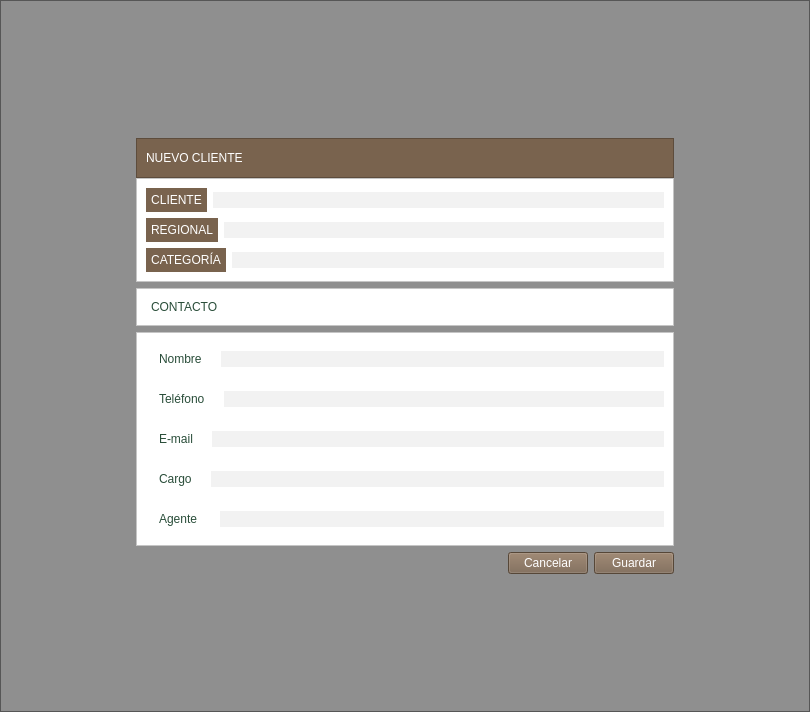
Qt form new.ui (altitude-solutions/Camino_Real_Desktop) before a commit.
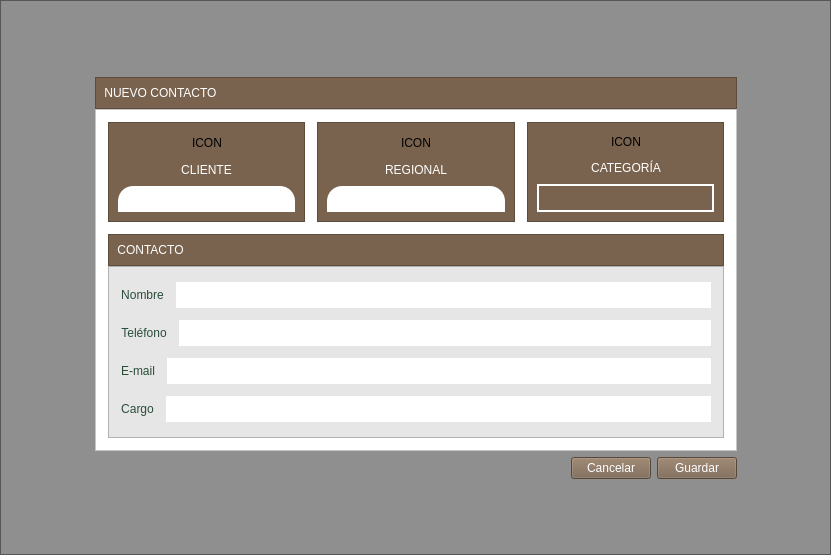
The same form after that commit.

What changed in the file:
```diff
--- a/new.ui
+++ b/new.ui
@@ -6,17 +6,14 @@
    <rect>
     <x>0</x>
     <y>0</y>
-    <width>810</width>
-    <height>712</height>
+    <width>831</width>
+    <height>555</height>
    </rect>
   </property>
   <property name="windowTitle">
    <string>Form</string>
   </property>
-  <layout class="QHBoxLayout" name="horizontalLayout_5">
-   <property name="spacing">
-    <number>0</number>
-   </property>
+  <layout class="QHBoxLayout" name="horizontalLayout_17">
    <property name="leftMargin">
     <number>0</number>
    </property>
@@ -30,9 +27,9 @@
     <number>0</number>
    </property>
    <item>
-    <widget class="QFrame" name="frame_5">
+    <widget class="QFrame" name="frame_8">
      <property name="styleSheet">
-      <string notr="true">background-color:rgba(0,0,0,40%);</string>
+      <string notr="true">background-color:rgba(0,0,0,40%)</string>
      </property>
      <property name="frameShape">
       <enum>QFrame::StyledPanel</enum>
@@ -40,63 +37,127 @@
      <property name="frameShadow">
       <enum>QFrame::Raised</enum>
      </property>
-     <layout class="QVBoxLayout" name="verticalLayout_5">
+     <layout class="QVBoxLayout" name="verticalLayout_9">
       <item>
-       <spacer name="verticalSpacer">
+       <spacer name="verticalSpacer_2">
         <property name="orientation">
          <enum>Qt::Vertical</enum>
         </property>
         <property name="sizeHint" stdset="0">
          <size>
-          <width>478</width>
-          <height>37</height>
+          <width>20</width>
+          <height>18</height>
          </size>
         </property>
        </spacer>
       </item>
+      <item>
+       <layout class="QHBoxLayout" name="horizontalLayout_16">
+        <item>
+         <spacer name="horizontalSpacer_16">
+          <property name="orientation">
+           <enum>Qt::Horizontal</enum>
+          </property>
+          <property name="sizeHint" stdset="0">
+           <size>
+            <width>40</width>
+            <height>20</height>
+           </size>
+          </property>
+         </spacer>
+        </item>
+        <item>
+         <layout class="QVBoxLayout" name="verticalLayout_8">
+          <item>
+           <layout class="QVBoxLayout" name="verticalLayout_7">
+            <property name="spacing">
+             <number>0</number>
+            </property>
+            <item>
+             <widget class="QFrame" name="frame_7">
+              <property name="styleSheet">
+               <string notr="true">background-color:#79634E;</string>
+              </property>
+              <property name="frameShape">
+               <enum>QFrame::StyledPanel</enum>
+              </property>
+              <property name="frameShadow">
+               <enum>QFrame::Raised</enum>
+              </property>
+              <layout class="QHBoxLayout" name="horizontalLayout_14">
+               <property name="leftMargin">
+                <number>8</number>
+               </property>
+               <property name="topMargin">
+                <number>8</number>
+               </property>
+               <property name="rightMargin">
+                <number>8</number>
+               </property>
+               <property name="bottomMargin">
+                <number>8</number>
+               </property>
+               <item>
+                <widget class="QLabel" name="label_10">
+                 <property name="styleSheet">
+                  <string notr="true">font: 12pt &quot;MS Shell Dlg 2&quot;;
+color:white;</string>
+                 </property>
+                 <property name="text">
+                  <string>NUEVO CONTACTO</string>
+                 </property>
+                 <property name="alignment">
+                  <set>Qt::AlignCenter</set>
+                 </property>
+                </widget>
+               </item>
+               <item>
+                <spacer name="horizontalSpacer_14">
+                 <property name="orientation">
+                  <enum>Qt::Horizontal</enum>
+                 </property>
+                 <property name="sizeHint" stdset="0">
+                  <size>
+                   <width>504</width>
+                   <height>14</height>
+                  </size>
+                 </property>
+                </spacer>
+               </item>
+              </layout>
+             </widget>
+            </item>
+            <item>
+             <widget class="QFrame" name="frame">
+              <property name="styleSheet">
+               <string notr="true">background-color:white;</string>
+              </property>
+              <property name="frameShape">
+               <enum>QFrame::StyledPanel</enum>
+              </property>
+              <property name="frameShadow">
+               <enum>QFrame::Raised</enum>
+              </property>
+              <layout class="QVBoxLayout" name="verticalLayout_6">
+               <property name="spacing">
+                <number>12</number>
+               </property>
+               <property name="leftMargin">
+                <number>12</number>
+               </property>
+               <property name="topMargin">
+                <number>12</number>
+               </property>
+               <property name="rightMargin">
+                <number>12</number>
+               </property>
+               <property name="bottomMargin">
+                <number>12</number>
+               </property>
       <item>
        <layout class="QHBoxLayout" name="horizontalLayout_13">
-        <item>
-         <spacer name="horizontalSpacer_7">
-          <property name="orientation">
-           <enum>Qt::Horizontal</enum>
-          </property>
-          <property name="sizeHint" stdset="0">
-           <size>
-            <width>40</width>
-            <height>20</height>
-           </size>
-          </property>
-         </spacer>
-        </item>
-        <item>
-         <widget class="QFrame" name="frame_4">
-          <property name="styleSheet">
-           <string notr="true">background-color:transparent</string>
-          </property>
-          <property name="frameShape">
-           <enum>QFrame::StyledPanel</enum>
-          </property>
-          <property name="frameShadow">
-           <enum>QFrame::Raised</enum>
-          </property>
-          <layout class="QVBoxLayout" name="verticalLayout_4">
-           <property name="leftMargin">
-            <number>0</number>
-           </property>
-           <property name="topMargin">
-            <number>0</number>
-           </property>
-           <property name="rightMargin">
-            <number>0</number>
-           </property>
-           <property name="bottomMargin">
-            <number>0</number>
-           </property>
-           <item>
-            <layout class="QVBoxLayout" name="verticalLayout_3">
              <property name="spacing">
-              <number>0</number>
+                  <number>12</number>
              </property>
              <item>
               <widget class="QFrame" name="frame_2">
@@ -109,18 +170,9 @@
                <property name="frameShadow">
                 <enum>QFrame::Raised</enum>
                </property>
+                   <layout class="QVBoxLayout" name="verticalLayout">
+                    <item>
                <layout class="QHBoxLayout" name="horizontalLayout">
-                <item>
-                 <widget class="QLabel" name="label_9">
-                  <property name="styleSheet">
-                   <string notr="true">font: 12pt &quot;MS Shell Dlg 2&quot;;
-color: white;</string>
-                  </property>
-                  <property name="text">
-                   <string>NUEVO CLIENTE</string>
-                  </property>
-                 </widget>
-                </item>
                 <item>
                  <spacer name="horizontalSpacer">
                   <property name="orientation">
@@ -128,41 +180,54 @@
                   </property>
                   <property name="sizeHint" stdset="0">
                    <size>
-                    <width>421</width>
+                          <width>40</width>
                     <height>20</height>
                    </size>
                   </property>
                  </spacer>
                 </item>
-               </layout>
+                      <item>
+                       <widget class="QLabel" name="icon_cliente">
+                        <property name="text">
+                         <string>ICON</string>
+                        </property>
               </widget>
              </item>
              <item>
-              <widget class="QFrame" name="frame">
-               <property name="styleSheet">
-                <string notr="true">background-color:white;</string>
-               </property>
-               <property name="frameShape">
-                <enum>QFrame::StyledPanel</enum>
-               </property>
-               <property name="frameShadow">
-                <enum>QFrame::Raised</enum>
-               </property>
-               <layout class="QVBoxLayout" name="verticalLayout">
+                       <spacer name="horizontalSpacer_2">
+                        <property name="orientation">
+                         <enum>Qt::Horizontal</enum>
+                        </property>
+                        <property name="sizeHint" stdset="0">
+                         <size>
+                          <width>40</width>
+                          <height>20</height>
+                         </size>
+                        </property>
+                       </spacer>
+                      </item>
+                     </layout>
+                    </item>
                 <item>
                  <layout class="QHBoxLayout" name="horizontalLayout_2">
+                      <item>
+                       <spacer name="horizontalSpacer_3">
+                        <property name="orientation">
+                         <enum>Qt::Horizontal</enum>
+                        </property>
+                        <property name="sizeHint" stdset="0">
+                         <size>
+                          <width>40</width>
+                          <height>20</height>
+                         </size>
+                        </property>
+                       </spacer>
+                      </item>
                   <item>
                    <widget class="QLabel" name="label_2">
                     <property name="styleSheet">
-                     <string notr="true">background-color:#79634E;
-min-width:6em;
-max-width:6em;
-min-height:1.5em;
-max-height:1.5em;
-padding:5px;
-color:white;
-font: 10pt &quot;MS Shell Dlg 2&quot;;
-</string>
+                         <string notr="true">font: 12pt &quot;MS Shell Dlg 2&quot;;
+color:white;</string>
                     </property>
                     <property name="text">
                      <string>CLIENTE</string>
@@ -173,33 +238,140 @@
                    </widget>
                   </item>
                   <item>
-                   <widget class="QLineEdit" name="cliente">
+                       <spacer name="horizontalSpacer_4">
+                        <property name="orientation">
+                         <enum>Qt::Horizontal</enum>
+                        </property>
+                        <property name="sizeHint" stdset="0">
+                         <size>
+                          <width>40</width>
+                          <height>20</height>
+                         </size>
+                        </property>
+                       </spacer>
+                      </item>
+                     </layout>
+                    </item>
+                    <item>
+                     <widget class="QComboBox" name="cliente">
                     <property name="styleSheet">
-                     <string notr="true">background-color:#F2F2F2;
-font: 12pt &quot;MS Shell Dlg 2&quot;;
-border:0px solid;
-min-height:1.5em;
-max-height:1.5em;
-color: #294D39;</string>
+                       <string notr="true">QComboBox::hover {
+	background-color:white;
+	border-top-left-radius:15px;
+	border-top-right-radius:15px;
+	color: #294D39;
+	font: 12pt &quot;MS Shell Dlg 2&quot;;
+	padding:5px;	
+	min-height:1.8em;
+}
+
+QComboBox::focus {
+	background-color:white;
+	border-top-left-radius:15px;
+	border-top-right-radius:15px;
+	color: #294D39;
+	font: 12pt &quot;MS Shell Dlg 2&quot;;
+	padding:5px;	
+	min-height:1.8em;
+}
+
+QComboBox::drop-down  {
+	border:0px;
+}
+
+QComboBox{
+	background-color:white;
+	border-top-left-radius:15px;
+	border-top-right-radius:15px;
+	color: #294D39;
+	font: 12pt &quot;MS Shell Dlg 2&quot;;
+	padding:5px;	
+	min-height:1.8em;
+}
+
+QListView{
+	background-color:white;
+	color:#294D39;
+	font: 12pt &quot;MS Shell Dlg 2&quot;;
+	padding:5px;
+}
+
+</string>
                     </property>
                    </widget>
                   </item>
                  </layout>
-                </item>
+                  </widget>
+                 </item>
+                 <item>
+                  <widget class="QFrame" name="frame_3">
+                   <property name="styleSheet">
+                    <string notr="true">background-color:#79634E;</string>
+                   </property>
+                   <property name="frameShape">
+                    <enum>QFrame::StyledPanel</enum>
+                   </property>
+                   <property name="frameShadow">
+                    <enum>QFrame::Raised</enum>
+                   </property>
+                   <layout class="QVBoxLayout" name="verticalLayout_2">
                 <item>
                  <layout class="QHBoxLayout" name="horizontalLayout_3">
                   <item>
+                       <spacer name="horizontalSpacer_5">
+                        <property name="orientation">
+                         <enum>Qt::Horizontal</enum>
+                        </property>
+                        <property name="sizeHint" stdset="0">
+                         <size>
+                          <width>40</width>
+                          <height>20</height>
+                         </size>
+                        </property>
+                       </spacer>
+                      </item>
+                      <item>
+                       <widget class="QLabel" name="icon_regional">
+                        <property name="text">
+                         <string>ICON</string>
+                        </property>
+                       </widget>
+                      </item>
+                      <item>
+                       <spacer name="horizontalSpacer_6">
+                        <property name="orientation">
+                         <enum>Qt::Horizontal</enum>
+                        </property>
+                        <property name="sizeHint" stdset="0">
+                         <size>
+                          <width>40</width>
+                          <height>20</height>
+                         </size>
+                        </property>
+                       </spacer>
+                      </item>
+                     </layout>
+                    </item>
+                    <item>
+                     <layout class="QHBoxLayout" name="horizontalLayout_4">
+                      <item>
+                       <spacer name="horizontalSpacer_7">
+                        <property name="orientation">
+                         <enum>Qt::Horizontal</enum>
+                        </property>
+                        <property name="sizeHint" stdset="0">
+                         <size>
+                          <width>40</width>
+                          <height>20</height>
+                         </size>
+                        </property>
+                       </spacer>
+                      </item>
+                      <item>
                    <widget class="QLabel" name="label_3">
                     <property name="styleSheet">
-                     <string notr="true">background-color:#79634E;
-min-width:6em;
-max-width:6em;
-min-height:1.5em;
-max-height:1.5em;
-padding:5px;
-color:white;
-font: 10pt &quot;MS Shell Dlg 2&quot;;
-</string>
+                         <string notr="true">font: 12pt &quot;MS Shell Dlg 2&quot;;
+color:white;</string>
                     </property>
                     <property name="text">
                      <string>REGIONAL</string>
@@ -210,34 +382,140 @@
                    </widget>
                   </item>
                   <item>
-                   <widget class="QLineEdit" name="sucursal">
+                       <spacer name="horizontalSpacer_8">
+                        <property name="orientation">
+                         <enum>Qt::Horizontal</enum>
+                        </property>
+                        <property name="sizeHint" stdset="0">
+                         <size>
+                          <width>40</width>
+                          <height>20</height>
+                         </size>
+                        </property>
+                       </spacer>
+                      </item>
+                     </layout>
+                    </item>
+                    <item>
+                     <widget class="QComboBox" name="regional_box">
                     <property name="styleSheet">
-                     <string notr="true">background-color:#F2F2F2;
-font: 12pt &quot;MS Shell Dlg 2&quot;;
-border:0px solid;
-min-height:1.5em;
-max-height:1.5em;
-color: #294D39;
+                       <string notr="true">QComboBox::hover {
+	background-color:white;
+	border-top-left-radius:15px;
+	border-top-right-radius:15px;
+	color: #294D39;
+	font: 12pt &quot;MS Shell Dlg 2&quot;;
+	padding:5px;	
+	min-height:1.8em;
+}
+
+QComboBox::focus {
+	background-color:white;
+	border-top-left-radius:15px;
+	border-top-right-radius:15px;
+	color: #294D39;
+	font: 12pt &quot;MS Shell Dlg 2&quot;;
+	padding:5px;	
+	min-height:1.8em;
+}
+
+QComboBox::drop-down  {
+	border:0px;
+}
+
+QComboBox{
+	background-color:white;
+	border-top-left-radius:15px;
+	border-top-right-radius:15px;
+	color: #294D39;
+	font: 12pt &quot;MS Shell Dlg 2&quot;;
+	padding:5px;	
+	min-height:1.8em;
+}
+
+QListView{
+	background-color:white;
+	color:#294D39;
+	font: 12pt &quot;MS Shell Dlg 2&quot;;
+	padding:5px;
+}
+
 </string>
                     </property>
                    </widget>
                   </item>
                  </layout>
+                  </widget>
                 </item>
                 <item>
-                 <layout class="QHBoxLayout" name="horizontalLayout_4">
+                  <widget class="QFrame" name="frame_4">
+                   <property name="styleSheet">
+                    <string notr="true">background-color:#79634E;</string>
+                   </property>
+                   <property name="frameShape">
+                    <enum>QFrame::StyledPanel</enum>
+                   </property>
+                   <property name="frameShadow">
+                    <enum>QFrame::Raised</enum>
+                   </property>
+                   <layout class="QVBoxLayout" name="verticalLayout_3">
                   <item>
-                   <widget class="QLabel" name="label_4">
+                     <layout class="QHBoxLayout" name="horizontalLayout_5">
+                      <item>
+                       <spacer name="horizontalSpacer_9">
+                        <property name="orientation">
+                         <enum>Qt::Horizontal</enum>
+                        </property>
+                        <property name="sizeHint" stdset="0">
+                         <size>
+                          <width>40</width>
+                          <height>20</height>
+                         </size>
+                        </property>
+                       </spacer>
+                      </item>
+                      <item>
+                       <widget class="QLabel" name="icon_categoria">
+                        <property name="text">
+                         <string>ICON</string>
+                        </property>
+                       </widget>
+                      </item>
+                      <item>
+                       <spacer name="horizontalSpacer_10">
+                        <property name="orientation">
+                         <enum>Qt::Horizontal</enum>
+                        </property>
+                        <property name="sizeHint" stdset="0">
+                         <size>
+                          <width>40</width>
+                          <height>20</height>
+                         </size>
+                        </property>
+                       </spacer>
+                      </item>
+                     </layout>
+                    </item>
+                    <item>
+                     <layout class="QHBoxLayout" name="horizontalLayout_6">
+                      <item>
+                       <spacer name="horizontalSpacer_11">
+                        <property name="orientation">
+                         <enum>Qt::Horizontal</enum>
+                        </property>
+                        <property name="sizeHint" stdset="0">
+                         <size>
+                          <width>40</width>
+                          <height>20</height>
+                         </size>
+                        </property>
+                       </spacer>
+                      </item>
+                      <item>
+                       <widget class="QLabel" name="label">
                     <property name="styleSheet">
-                     <string notr="true">background-color:#79634E;
-min-width:6em;
-max-width:6em;
-min-height:1.5em;
-max-height:1.5em;
-padding:5px;
-color:white;
-font: 10pt &quot;MS Shell Dlg 2&quot;;
-</string>
+                         <string notr="true">font: 12pt &quot;MS Shell Dlg 2&quot;;
+color:white;</string>
                     </property>
                     <property name="text">
                      <string>CATEGORÍA</string>
@@ -248,29 +526,53 @@
                    </widget>
                   </item>
                   <item>
-                   <widget class="QLineEdit" name="categoria">
+                       <spacer name="horizontalSpacer_12">
+                        <property name="orientation">
+                         <enum>Qt::Horizontal</enum>
+                        </property>
+                        <property name="sizeHint" stdset="0">
+                         <size>
+                          <width>40</width>
+                          <height>20</height>
+                         </size>
+                        </property>
+                       </spacer>
+                      </item>
+                     </layout>
+                    </item>
+                    <item>
+                     <widget class="QLabel" name="categoria">
                     <property name="styleSheet">
-                     <string notr="true">background-color:#F2F2F2;
+                       <string notr="true">background-color:#79634E;
+border: 2px solid white;
+border-radius:15px;
+color:white;
 font: 12pt &quot;MS Shell Dlg 2&quot;;
-border:0px solid;
-min-height:1.5em;
-max-height:1.5em;
-color: #294D39;
+padding:5px;
+min-height:1.8em;
+
+
 </string>
                     </property>
+                      <property name="text">
+                       <string/>
+                      </property>
                    </widget>
                   </item>
                  </layout>
-                </item>
-               </layout>
               </widget>
              </item>
             </layout>
            </item>
            <item>
-            <widget class="QFrame" name="frame_6">
+                <layout class="QVBoxLayout" name="verticalLayout_5">
+                 <property name="spacing">
+                  <number>0</number>
+                 </property>
+                 <item>
+                  <widget class="QFrame" name="frame_5">
              <property name="styleSheet">
-              <string notr="true">background-color:white;</string>
+                    <string notr="true">background-color:#79634E;</string>
              </property>
              <property name="frameShape">
               <enum>QFrame::StyledPanel</enum>
@@ -278,56 +580,53 @@
              <property name="frameShadow">
               <enum>QFrame::Raised</enum>
              </property>
-             <layout class="QVBoxLayout" name="verticalLayout_6">
+                   <layout class="QHBoxLayout" name="horizontalLayout_7">
               <property name="leftMargin">
-               <number>1</number>
+                     <number>8</number>
               </property>
               <property name="topMargin">
-               <number>1</number>
+                     <number>8</number>
               </property>
               <property name="rightMargin">
-               <number>1</number>
+                     <number>8</number>
               </property>
               <property name="bottomMargin">
-               <number>1</number>
+                     <number>8</number>
               </property>
               <item>
-               <layout class="QHBoxLayout" name="horizontalLayout_12">
-                <item>
-                 <widget class="QLabel" name="label_14">
+                     <widget class="QLabel" name="label_4">
                   <property name="styleSheet">
                    <string notr="true">font: 12pt &quot;MS Shell Dlg 2&quot;;
-color: #294D39;
-padding:10px;
-min-width:5em;</string>
+color:white;</string>
                   </property>
                   <property name="text">
                    <string>CONTACTO</string>
                   </property>
+                      <property name="alignment">
+                       <set>Qt::AlignCenter</set>
+                      </property>
                  </widget>
                 </item>
                 <item>
-                 <spacer name="horizontalSpacer_4">
+                     <spacer name="horizontalSpacer_13">
                   <property name="orientation">
                    <enum>Qt::Horizontal</enum>
                   </property>
                   <property name="sizeHint" stdset="0">
                    <size>
-                    <width>40</width>
-                    <height>20</height>
+                        <width>531</width>
+                        <height>14</height>
                    </size>
                   </property>
                  </spacer>
                 </item>
                </layout>
-              </item>
-             </layout>
             </widget>
            </item>
            <item>
-            <widget class="QFrame" name="frame_3">
+                  <widget class="QFrame" name="frame_6">
              <property name="styleSheet">
-              <string notr="true">background-color:white;</string>
+                    <string notr="true">background-color:#E6E6E6;</string>
              </property>
              <property name="frameShape">
               <enum>QFrame::StyledPanel</enum>
@@ -335,31 +634,50 @@
              <property name="frameShadow">
               <enum>QFrame::Raised</enum>
              </property>
-             <layout class="QVBoxLayout" name="verticalLayout_2">
+                   <layout class="QVBoxLayout" name="verticalLayout_4">
+                    <property name="spacing">
+                     <number>12</number>
+                    </property>
+                    <property name="leftMargin">
+                     <number>12</number>
+                    </property>
+                    <property name="topMargin">
+                     <number>15</number>
+                    </property>
+                    <property name="rightMargin">
+                     <number>12</number>
+                    </property>
+                    <property name="bottomMargin">
+                     <number>15</number>
+                    </property>
               <item>
-               <layout class="QHBoxLayout" name="horizontalLayout_6">
+                     <layout class="QHBoxLayout" name="horizontalLayout_8">
                 <item>
-                 <widget class="QLabel" name="label_19">
+                       <widget class="QLabel" name="label_5">
                   <property name="styleSheet">
                    <string notr="true">font: 10pt &quot;MS Shell Dlg 2&quot;;
 color: #294D39;
-padding:10px;
-min-width:5em;</string>
+min-width:4em;
+max-width:4em;</string>
                   </property>
                   <property name="text">
                    <string>Nombre</string>
                   </property>
+                        <property name="alignment">
+                         <set>Qt::AlignCenter</set>
+                        </property>
                  </widget>
                 </item>
                 <item>
-                 <widget class="QLineEdit" name="nombre">
+                       <widget class="QLineEdit" name="name">
                   <property name="styleSheet">
-                   <string notr="true">background-color:#F2F2F2;
-font: 10pt &quot;MS Shell Dlg 2&quot;;
-border:0px solid;
-min-height:1.5em;
-max-height:1.5em;
+                         <string notr="true">background-color:white;
 color: #294D39;
+border-style:outset;
+font: 12pt &quot;MS Shell Dlg 2&quot;;
+padding:5px;
+min-height:1em;
+max-height:1em;
 </string>
                   </property>
                  </widget>
@@ -367,29 +685,33 @@
                </layout>
               </item>
               <item>
-               <layout class="QHBoxLayout" name="horizontalLayout_7">
+                     <layout class="QHBoxLayout" name="horizontalLayout_9">
                 <item>
-                 <widget class="QLabel" name="label_15">
+                       <widget class="QLabel" name="label_6">
                   <property name="styleSheet">
                    <string notr="true">font: 10pt &quot;MS Shell Dlg 2&quot;;
 color: #294D39;
-padding:10px;
-min-width:5em;</string>
+min-width:4em;
+max-width:4em;</string>
                   </property>
                   <property name="text">
                    <string>Teléfono</string>
                   </property>
+                        <property name="alignment">
+                         <set>Qt::AlignCenter</set>
+                        </property>
                  </widget>
                 </item>
                 <item>
-                 <widget class="QLineEdit" name="telefono">
+                       <widget class="QLineEdit" name="phone">
                   <property name="styleSheet">
-                   <string notr="true">background-color:#F2F2F2;
-font: 10pt &quot;MS Shell Dlg 2&quot;;
-border:0px solid;
-min-height:1.5em;
-max-height:1.5em;
+                         <string notr="true">background-color:white;
 color: #294D39;
+border-style:outset;
+font: 12pt &quot;MS Shell Dlg 2&quot;;
+padding:5px;
+min-height:1em;
+max-height:1em;
 </string>
                   </property>
                  </widget>
@@ -397,102 +719,87 @@
                </layout>
               </item>
               <item>
-               <layout class="QHBoxLayout" name="horizontalLayout_8">
+                     <layout class="QHBoxLayout" name="horizontalLayout_10">
                 <item>
-                 <widget class="QLabel" name="label_16">
+                       <widget class="QLabel" name="label_7">
                   <property name="styleSheet">
                    <string notr="true">font: 10pt &quot;MS Shell Dlg 2&quot;;
 color: #294D39;
-padding:10px;
-min-width:5em;</string>
+min-width:4em;
+max-width:4em;</string>
                   </property>
                   <property name="text">
                    <string>E-mail</string>
                   </property>
+                        <property name="alignment">
+                         <set>Qt::AlignCenter</set>
+                        </property>
                  </widget>
                 </item>
                 <item>
                  <widget class="QLineEdit" name="mail">
                   <property name="styleSheet">
-                   <string notr="true">background-color:#F2F2F2;
-font: 10pt &quot;MS Shell Dlg 2&quot;;
-border:0px solid;
-min-height:1.5em;
-max-height:1.5em;
+                         <string notr="true">background-color:white;
 color: #294D39;
+border-style:outset;
+font: 12pt &quot;MS Shell Dlg 2&quot;;
+padding:5px;
+min-height:1em;
+max-height:1em;
 </string>
                   </property>
                  </widget>
                 </item>
                </layout>
-              </item>
-              <item>
-               <layout class="QHBoxLayout" name="horizontalLayout_9">
-                <item>
-                 <widget class="QLabel" name="label_17">
-                  <property name="styleSheet">
-                   <string notr="true">font: 10pt &quot;MS Shell Dlg 2&quot;;
-color: #294D39;
-padding:10px;
-min-width:5em;</string>
-                  </property>
-                  <property name="text">
-                   <string>Cargo</string>
-                  </property>
-                 </widget>
-                </item>
-                <item>
-                 <widget class="QLineEdit" name="cargo">
-                  <property name="styleSheet">
-                   <string notr="true">background-color:#F2F2F2;
-font: 10pt &quot;MS Shell Dlg 2&quot;;
-border:0px solid;
-min-height:1.5em;
-max-height:1.5em;
-color: #294D39;
-</string>
-                  </property>
-                 </widget>
-                </item>
-               </layout>
-              </item>
-              <item>
-               <layout class="QHBoxLayout" name="horizontalLayout_10">
-                <item>
-                 <widget class="QLabel" name="label_18">
-                  <property name="styleSheet">
-                   <string notr="true">font: 10pt &quot;MS Shell Dlg 2&quot;;
-color: #294D39;
-padding:10px;
-min-width:5em;</string>
-                  </property>
-                  <property name="text">
-                   <string>Agente </string>
-                  </property>
-                 </widget>
-                </item>
-                <item>
-                 <widget class="QLineEdit" name="agent">
-                  <property name="styleSheet">
-                   <string notr="true">background-color:#F2F2F2;
-font: 10pt &quot;MS Shell Dlg 2&quot;;
-border:0px solid;
-min-height:1.5em;
-max-height:1.5em;
-color: #294D39;
-</string>
-                  </property>
-                 </widget>
-                </item>
-               </layout>
-              </item>
-             </layout>
-            </widget>
            </item>
            <item>
             <layout class="QHBoxLayout" name="horizontalLayout_11">
              <item>
-              <spacer name="horizontalSpacer_6">
+                       <widget class="QLabel" name="label_8">
+                        <property name="styleSheet">
+                         <string notr="true">font: 10pt &quot;MS Shell Dlg 2&quot;;
+color: #294D39;
+min-width:4em;
+max-width:4em;</string>
+                        </property>
+                        <property name="text">
+                         <string>Cargo</string>
+                        </property>
+                        <property name="alignment">
+                         <set>Qt::AlignCenter</set>
+                        </property>
+                       </widget>
+                      </item>
+                      <item>
+                       <widget class="QLineEdit" name="job">
+                        <property name="styleSheet">
+                         <string notr="true">background-color:white;
+color: #294D39;
+border-style:outset;
+font: 12pt &quot;MS Shell Dlg 2&quot;;
+padding:5px;
+min-height:1em;
+max-height:1em;
+</string>
+                        </property>
+                       </widget>
+                      </item>
+                     </layout>
+                    </item>
+                   </layout>
+                  </widget>
+                 </item>
+                </layout>
+               </item>
+              </layout>
+             </widget>
+            </item>
+           </layout>
+          </item>
+          <item>
+           <layout class="QHBoxLayout" name="horizontalLayout_15">
+            <item>
+             <spacer name="horizontalSpacer_15">
                <property name="orientation">
                 <enum>Qt::Horizontal</enum>
                </property>
@@ -505,7 +812,7 @@
               </spacer>
              </item>
              <item>
-              <widget class="QPushButton" name="pushButton">
+             <widget class="QPushButton" name="cancel_butt">
                <property name="styleSheet">
                 <string notr="true">font: 10pt &quot;MS Shell Dlg 2&quot;;
 color:white;
@@ -521,7 +828,7 @@
               </widget>
              </item>
              <item>
-              <widget class="QPushButton" name="tarifario_butt">
+             <widget class="QPushButton" name="guardar_butt">
                <property name="styleSheet">
                 <string notr="true">font: 10pt &quot;MS Shell Dlg 2&quot;;
 color:white;
@@ -539,10 +846,9 @@
             </layout>
            </item>
           </layout>
-         </widget>
         </item>
         <item>
-         <spacer name="horizontalSpacer_8">
+         <spacer name="horizontalSpacer_17">
           <property name="orientation">
            <enum>Qt::Horizontal</enum>
           </property>
@@ -557,14 +863,14 @@
        </layout>
       </item>
       <item>
-       <spacer name="verticalSpacer_2">
+       <spacer name="verticalSpacer">
         <property name="orientation">
          <enum>Qt::Vertical</enum>
         </property>
         <property name="sizeHint" stdset="0">
          <size>
           <width>20</width>
-          <height>22</height>
+          <height>19</height>
          </size>
         </property>
        </spacer>
```
Lines whose indentation alone changed are shown as unchanged.
